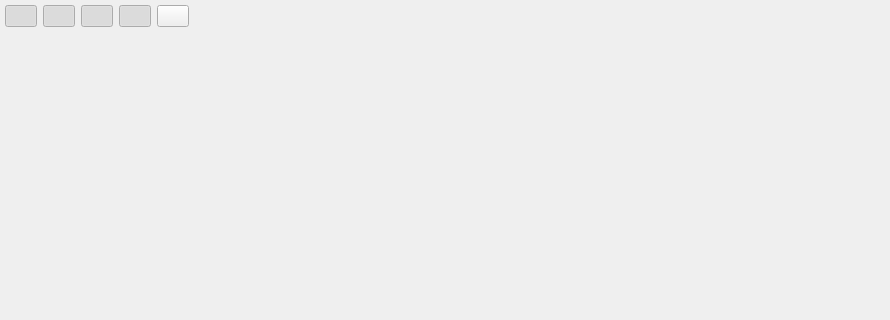
Before: the Qt Designer form src/noggit/Red/AssetBrowser/Ui/AssetBrowserOverlay.ui in Marlamin/noggit-red, drawn with Qt 5; both pictures show x 0 to 890 and y 0 to 320 of the 890 by 662 pixel window.
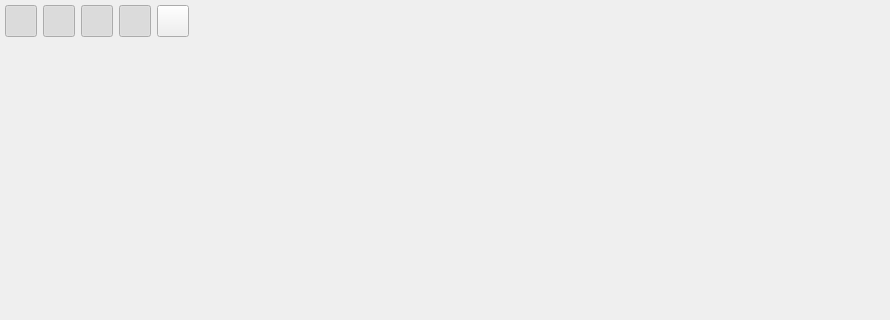
After: the same form once the commit is applied.

Commit message: asset browser: implement render toggles, particle and box rendering

Diff of the .ui file:
```diff
--- a/src/noggit/Red/AssetBrowser/Ui/AssetBrowserOverlay.ui
+++ b/src/noggit/Red/AssetBrowser/Ui/AssetBrowserOverlay.ui
@@ -30,67 +30,17 @@
     <layout class="QVBoxLayout" name="verticalLayout_2">
      <item>
       <layout class="QHBoxLayout" name="horizontalLayout_2">
+       <property name="spacing">
+        <number>-1</number>
+       </property>
        <item>
         <layout class="QHBoxLayout" name="horizontalLayout_8">
          <property name="spacing">
           <number>-1</number>
          </property>
-         <item>
-          <widget class="QPushButton" name="toggleAnimationButton">
-           <property name="sizePolicy">
-            <sizepolicy hsizetype="Fixed" vsizetype="Fixed">
-             <horstretch>0</horstretch>
-             <verstretch>0</verstretch>
-            </sizepolicy>
-           </property>
-           <property name="minimumSize">
-            <size>
-             <width>16</width>
-             <height>16</height>
-            </size>
-           </property>
-           <property name="maximumSize">
-            <size>
-             <width>32</width>
-             <height>32</height>
-            </size>
-           </property>
-           <property name="text">
-            <string/>
-           </property>
-           <property name="checkable">
-            <bool>true</bool>
-           </property>
-           <property name="checked">
-            <bool>true</bool>
-           </property>
-          </widget>
-         </item>
-         <item>
-          <widget class="QPushButton" name="toggleParticlesButton">
-           <property name="sizePolicy">
-            <sizepolicy hsizetype="Fixed" vsizetype="Fixed">
-             <horstretch>0</horstretch>
-             <verstretch>0</verstretch>
-            </sizepolicy>
-           </property>
-           <property name="maximumSize">
-            <size>
-             <width>32</width>
-             <height>32</height>
-            </size>
-           </property>
-           <property name="text">
-            <string/>
-           </property>
-           <property name="checkable">
-            <bool>true</bool>
-           </property>
-           <property name="checked">
-            <bool>true</bool>
-           </property>
-          </widget>
-         </item>
+         <property name="sizeConstraint">
+          <enum>QLayout::SetDefaultConstraint</enum>
+         </property>
          <item>
           <widget class="QPushButton" name="toggleModelsButton">
            <property name="sizePolicy">
@@ -101,8 +51,8 @@
            </property>
            <property name="minimumSize">
             <size>
-             <width>16</width>
-             <height>16</height>
+             <width>32</width>
+             <height>32</height>
             </size>
            </property>
            <property name="maximumSize">
@@ -132,8 +82,8 @@
            </property>
            <property name="minimumSize">
             <size>
-             <width>16</width>
-             <height>16</height>
+             <width>32</width>
+             <height>32</height>
             </size>
            </property>
            <property name="maximumSize">
@@ -141,6 +91,77 @@
              <width>32</width>
              <height>32</height>
             </size>
+           </property>
+           <property name="toolTip">
+            <string>Draw WMOs</string>
+           </property>
+           <property name="text">
+            <string/>
+           </property>
+           <property name="checkable">
+            <bool>true</bool>
+           </property>
+           <property name="checked">
+            <bool>true</bool>
+           </property>
+          </widget>
+         </item>
+         <item>
+          <widget class="QPushButton" name="toggleParticlesButton">
+           <property name="sizePolicy">
+            <sizepolicy hsizetype="Fixed" vsizetype="Fixed">
+             <horstretch>0</horstretch>
+             <verstretch>0</verstretch>
+            </sizepolicy>
+           </property>
+           <property name="minimumSize">
+            <size>
+             <width>32</width>
+             <height>32</height>
+            </size>
+           </property>
+           <property name="maximumSize">
+            <size>
+             <width>32</width>
+             <height>32</height>
+            </size>
+           </property>
+           <property name="toolTip">
+            <string>Draw particles</string>
+           </property>
+           <property name="text">
+            <string/>
+           </property>
+           <property name="checkable">
+            <bool>true</bool>
+           </property>
+           <property name="checked">
+            <bool>true</bool>
+           </property>
+          </widget>
+         </item>
+         <item>
+          <widget class="QPushButton" name="toggleAnimationButton">
+           <property name="sizePolicy">
+            <sizepolicy hsizetype="Fixed" vsizetype="Fixed">
+             <horstretch>0</horstretch>
+             <verstretch>0</verstretch>
+            </sizepolicy>
+           </property>
+           <property name="minimumSize">
+            <size>
+             <width>32</width>
+             <height>32</height>
+            </size>
+           </property>
+           <property name="maximumSize">
+            <size>
+             <width>32</width>
+             <height>32</height>
+            </size>
+           </property>
+           <property name="toolTip">
+            <string>Draw animation</string>
            </property>
            <property name="text">
             <string/>
@@ -161,6 +182,12 @@
              <verstretch>0</verstretch>
             </sizepolicy>
            </property>
+           <property name="minimumSize">
+            <size>
+             <width>32</width>
+             <height>32</height>
+            </size>
+           </property>
            <property name="maximumSize">
             <size>
              <width>32</width>
@@ -187,7 +214,7 @@
          </property>
          <property name="sizeHint" stdset="0">
           <size>
-           <width>40</width>
+           <width>550</width>
            <height>20</height>
           </size>
          </property>
```
Left out of the diff: 6 changed lines with no effect on the pictures. The commit also changes 6 other files.
